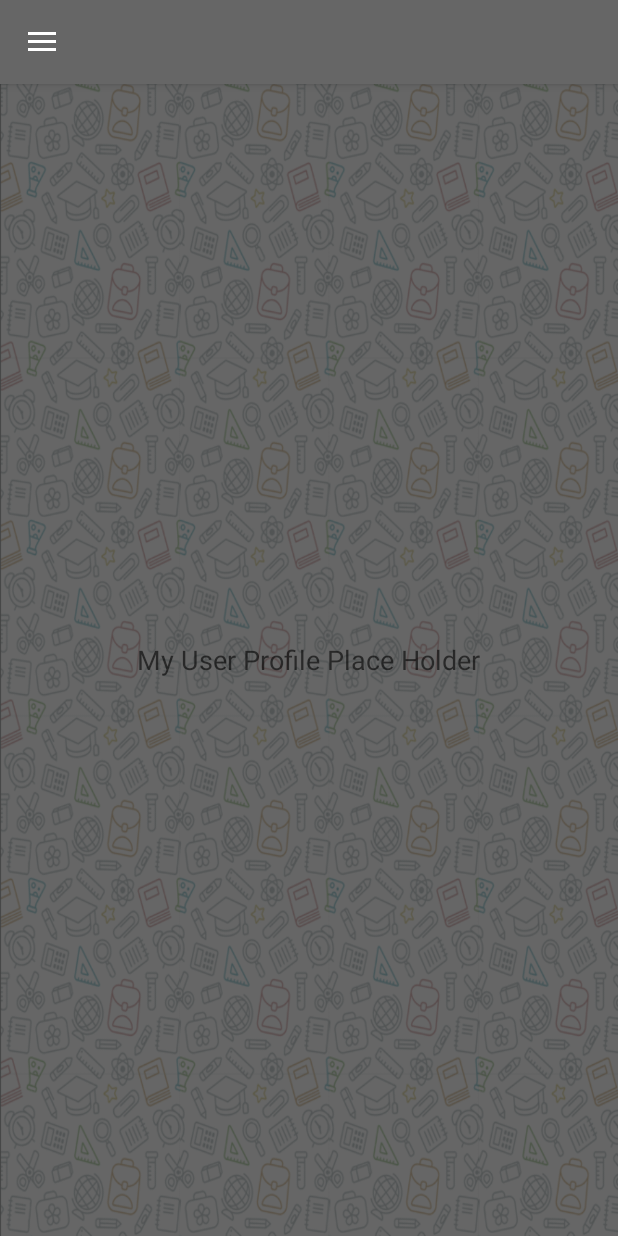
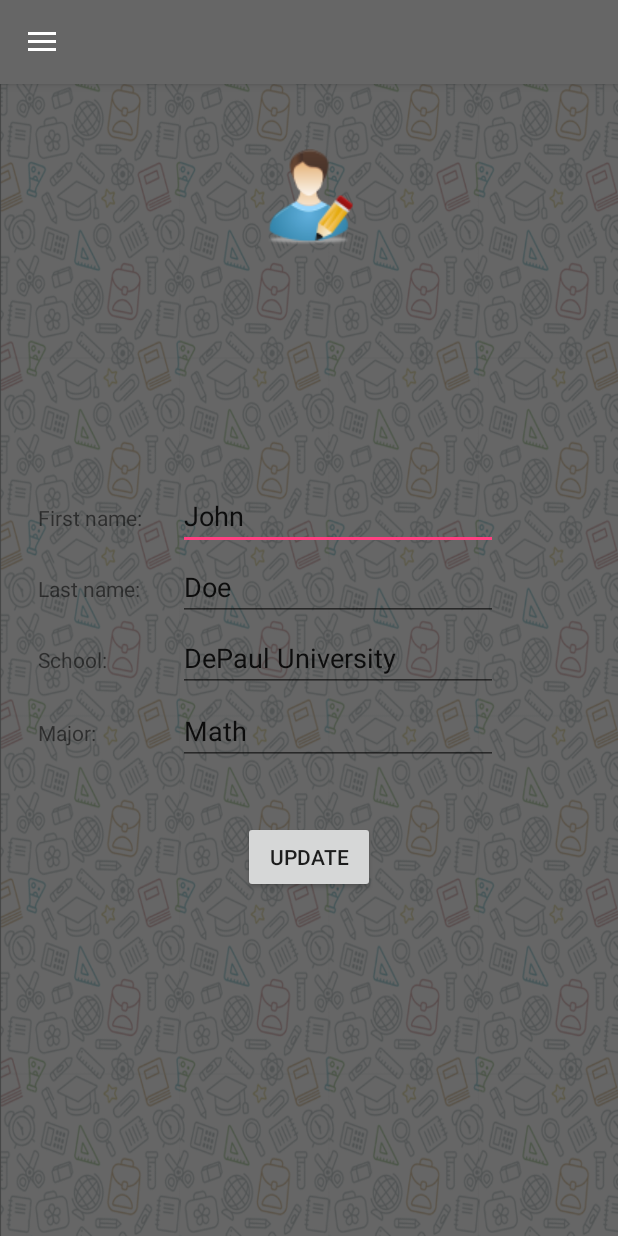
Before and after one commit to alqulaysh/Two2erDroid, an Android app: the SideMenuActivity screen opened directly, with no data from a screen before it, in the side drawer, after a tap on "User Profile", on a phone screen of 412 x 824 dp. Run offline under Robolectric (Android 15) with nearby library versions, the phone set to English and light mode, and no system bars; libraries missing offline, so code that uses them is left out: com.stormpath.sdk.

Commit message:
Info window + user profile updates

```diff
--- a/app/src/main/res/layout/fragment_userprofile.xml
+++ b/app/src/main/res/layout/fragment_userprofile.xml
@@ -1,12 +1,107 @@
 <?xml version="1.0" encoding="utf-8"?>
-<FrameLayout xmlns:android="http://schemas.android.com/apk/res/android"
+<RelativeLayout xmlns:android="http://schemas.android.com/apk/res/android"
+    xmlns:app="http://schemas.android.com/apk/res-auto"
     android:layout_width="match_parent" android:layout_height="match_parent">
 
-    <TextView
+
+    <ImageView
         android:layout_width="wrap_content"
         android:layout_height="wrap_content"
-        android:textAppearance="?android:attr/textAppearanceMedium"
-        android:text="My User Profile Place Holder"
-        android:id="@+id/textView2"
-        android:layout_gravity="center" />
-</FrameLayout>
+        app:srcCompat="@drawable/genuser"
+        android:id="@+id/profile_img"
+        android:layout_alignParentTop="true"
+        android:layout_centerHorizontal="true"
+        android:layout_marginTop="43dp" />
+
+    <TextView
+        android:text="School:"
+        android:layout_width="wrap_content"
+        android:layout_height="wrap_content"
+        android:id="@+id/schoolText"
+        android:layout_centerVertical="true"
+        android:layout_alignStart="@+id/lastNameText" />
+
+    <EditText
+        android:layout_width="wrap_content"
+        android:layout_height="wrap_content"
+        android:inputType="textPersonName"
+        android:text="John"
+        android:ems="10"
+        android:id="@+id/nameField"
+        android:layout_alignBaseline="@+id/nameText"
+        android:layout_alignBottom="@+id/nameText"
+        android:layout_toEndOf="@+id/nameText"
+        android:layout_marginStart="24dp" />
+
+    <EditText
+        android:layout_width="wrap_content"
+        android:layout_height="wrap_content"
+        android:inputType="textPersonName"
+        android:text="DePaul University"
+        android:ems="10"
+        android:id="@+id/univField"
+        android:layout_alignBaseline="@+id/schoolText"
+        android:layout_alignBottom="@+id/schoolText"
+        android:layout_alignStart="@+id/lNameField" />
+
+    <EditText
+        android:layout_width="wrap_content"
+        android:layout_height="wrap_content"
+        android:inputType="textPersonName"
+        android:text="Doe"
+        android:ems="10"
+        android:id="@+id/lNameField"
+        android:layout_alignBaseline="@+id/lastNameText"
+        android:layout_alignBottom="@+id/lastNameText"
+        android:layout_alignStart="@+id/nameField" />
+
+
+    <Button
+        android:text="Update"
+        android:layout_width="wrap_content"
+        android:layout_height="wrap_content"
+        android:layout_below="@+id/majorField"
+        android:layout_centerHorizontal="true"
+        android:layout_marginTop="37dp"
+        android:id="@+id/update_btn" />
+
+    <EditText
+        android:layout_width="wrap_content"
+        android:layout_height="wrap_content"
+        android:inputType="textPersonName"
+        android:text="Math"
+        android:ems="10"
+        android:id="@+id/majorField"
+        android:layout_alignBaseline="@+id/majorText"
+        android:layout_alignBottom="@+id/majorText"
+        android:layout_alignStart="@+id/univField" />
+
+    <TextView
+        android:text="Last name:"
+        android:layout_width="wrap_content"
+        android:layout_height="wrap_content"
+        android:id="@+id/lastNameText"
+        android:layout_marginBottom="14dp"
+        android:layout_above="@+id/univField"
+        android:layout_alignStart="@+id/nameText" />
+
+    <TextView
+        android:text="First name:"
+        android:layout_width="wrap_content"
+        android:layout_height="wrap_content"
+        android:layout_marginStart="25dp"
+        android:id="@+id/nameText"
+        android:layout_marginBottom="14dp"
+        android:layout_above="@+id/lNameField"
+        android:layout_alignParentStart="true" />
+
+    <TextView
+        android:text="Major:"
+        android:layout_width="wrap_content"
+        android:layout_height="wrap_content"
+        android:layout_marginTop="17dp"
+        android:id="@+id/majorText"
+        android:layout_below="@+id/univField"
+        android:layout_alignStart="@+id/schoolText" />
+
+</RelativeLayout>
--- a/app/src/main/res/layout/info_window.xml
+++ b/app/src/main/res/layout/info_window.xml
@@ -1,9 +1,9 @@
 <?xml version="1.0" encoding="utf-8"?>
 <LinearLayout xmlns:android="http://schemas.android.com/apk/res/android"
     xmlns:app="http://schemas.android.com/apk/res-auto"
-    android:layout_width="match_parent"
     android:layout_height="match_parent"
-    android:orientation="vertical">
+    android:orientation="vertical"
+    android:layout_width="wrap_content">
 
     <LinearLayout
         android:orientation="horizontal"
@@ -14,14 +14,16 @@
             app:srcCompat="@drawable/genuser"
             android:id="@+id/user_image"
             android:layout_weight="1"
-            android:layout_width="100dp"
-            android:layout_height="match_parent" />
+            android:layout_width="wrap_content"
+            android:layout_height="match_parent"
+            android:padding="8dp" />
 
         <LinearLayout
             android:orientation="vertical"
-            android:layout_width="match_parent"
+            android:layout_width="wrap_content"
             android:layout_height="match_parent"
-            android:layout_weight="1">
+            android:layout_weight="1"
+            android:padding="5dp">
 
             <TextView
                 android:text="Ron Swanson"
@@ -31,23 +33,26 @@
                 android:textSize="18sp" />
 
             <TextView
-                android:text="Hunting, Woodworking"
+                android:text="Harvard University, Ph.D"
                 android:layout_width="match_parent"
                 android:layout_height="wrap_content"
                 android:id="@+id/user_subjects"
                 android:textSize="14sp" />
 
             <TextView
-                android:text="Available now "
+                android:text="Major: Finance"
+                android:layout_width="match_parent"
+                android:layout_height="wrap_content"
+                android:id="@+id/user_major"
+                android:textSize="14sp" />
+
+            <TextView
+                android:text="Availability: Now"
                 android:layout_width="match_parent"
                 android:layout_height="wrap_content"
                 android:id="@+id/user_availability"
                 android:textSize="14sp" />
 
-            <RatingBar
-                android:layout_width="wrap_content"
-                android:layout_height="wrap_content"
-                android:id="@+id/user_rating" />
         </LinearLayout>
     </LinearLayout>
 
```
